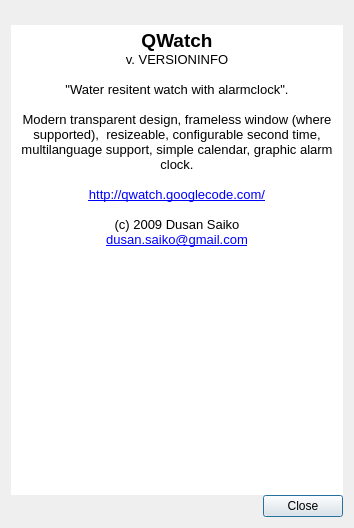
Old version of the form src-app/ui/about.ui in the repository dsaiko/qwatch.
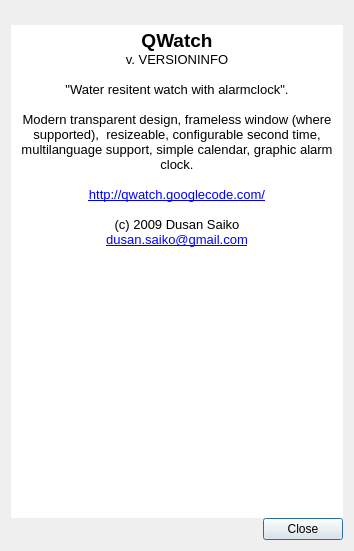
New version of the form. Icons and pictures are not drawn.

```diff
--- a/src-app/ui/about.ui
+++ b/src-app/ui/about.ui
@@ -7,7 +7,7 @@
     <x>0</x>
     <y>0</y>
     <width>354</width>
-    <height>528</height>
+    <height>551</height>
    </rect>
   </property>
   <property name="windowTitle">
```
